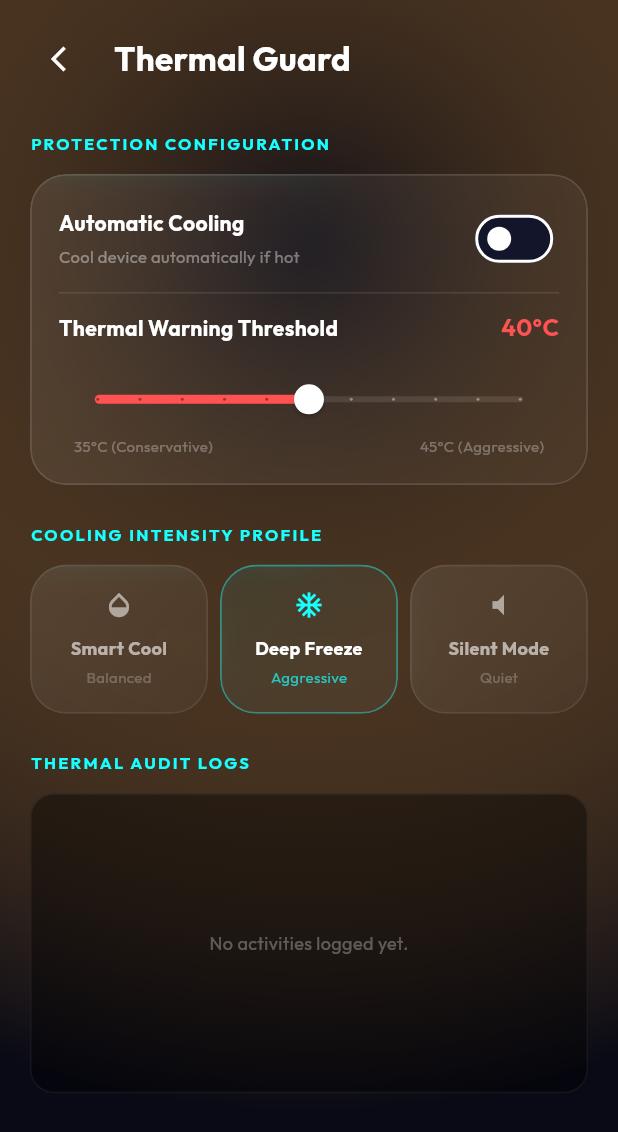
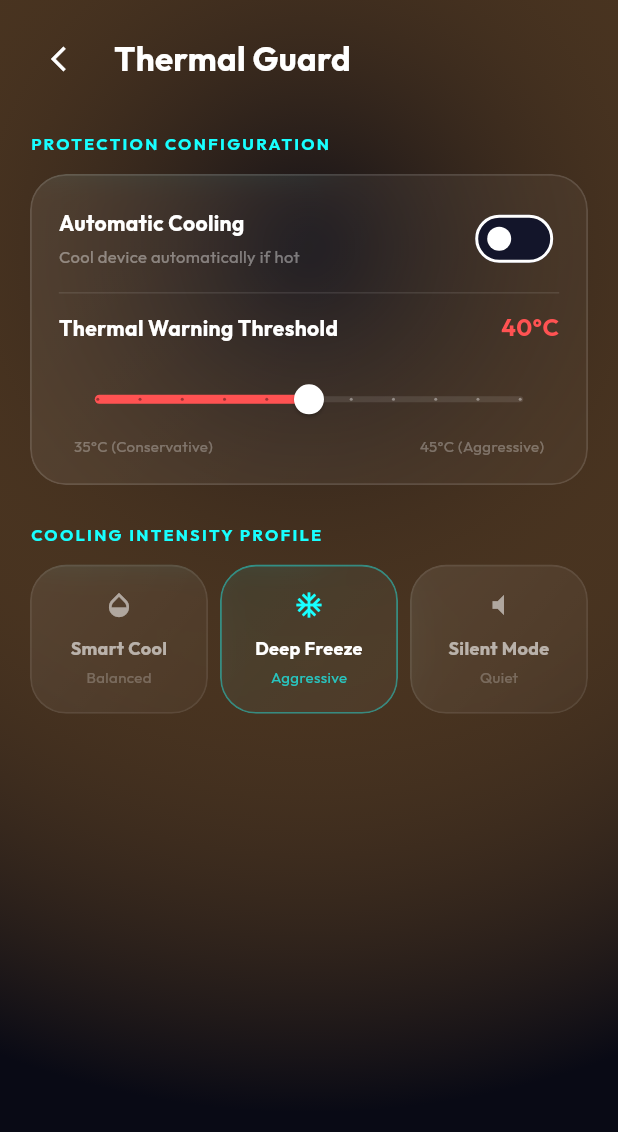
Before and after one commit to levisbarua/mobile-cooler, a Flutter app: the SettingsScreen screen opened directly, on a phone screen of 412 x 824 dp. Shown: the top 1132 px of the screen. Run offline on Flutter 3.47's test engine with Material 3 defaults, Android fonts, the phone set to English and light mode, and no system bars; our stand-ins replace battery_plus, fl_chart, google_fonts.

Commit message:
Remove thermal audit logs from settings screen

```diff
--- a/lib/screens/settings_screen.dart
+++ b/lib/screens/settings_screen.dart
@@ -181,55 +181,7 @@ class SettingsScreen extends StatelessWidget {
                               _buildModeCard(context, provider, 'Silent Mode', Icons.volume_mute, 'Quiet'),
                             ],
                           ),
-                          const SizedBox(height: 25),
-
-                          // Live status console logs
-                          const Text(
-                            'THERMAL AUDIT LOGS',
-                            style: TextStyle(
-                              color: Colors.cyanAccent,
-                              fontSize: 11,
-                              fontWeight: FontWeight.bold,
-                              letterSpacing: 1.5,
-                            ),
-                          ),
-                          const SizedBox(height: 12),
-
-                          Container(
-                            height: 200,
-                            width: double.infinity,
-                            decoration: BoxDecoration(
-                              color: Colors.black.withOpacity(0.4),
-                              borderRadius: BorderRadius.circular(16),
-                              border: Border.all(color: Colors.white.withOpacity(0.06)),
-                            ),
-                            child: provider.coolingLogs.isEmpty
-                                ? const Center(
-                                    child: Text(
-                                      'No activities logged yet.',
-                                      style: TextStyle(color: Colors.white30, fontSize: 12),
-                                    ),
-                                  )
-                                : ListView.builder(
-                                    itemCount: provider.coolingLogs.length,
-                                    physics: const BouncingScrollPhysics(),
-                                    padding: const EdgeInsets.all(15),
-                                    itemBuilder: (context, index) {
-                                      return Padding(
-                                        padding: const EdgeInsets.only(bottom: 8.0),
-                                        child: Text(
-                                          provider.coolingLogs[index],
-                                          style: GoogleFonts.shareTechMono(
-                                            color: Colors.greenAccent.withOpacity(0.85),
-                                            fontSize: 12,
-                                            height: 1.3,
-                                          ),
-                                        ),
-                                      );
-                                    },
-                                  ),
-                          ),
-                          const SizedBox(height: 30),
+                          const SizedBox(height: 10),
                         ],
                       ),
                     ),
```
